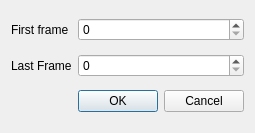
The window that SaveRawSequenceOptionsGui.ui (fedeceri85/robopy2) describes before a commit, drawn with Qt 5.
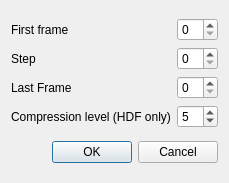
The same window after the commit.

Commit message: Initial vimmaging database support for robopy Now dropping a roi file on the sequencedisplay window opens it in the current view

Patch:
```diff
--- a/SaveRawSequenceOptionsGui.ui
+++ b/SaveRawSequenceOptionsGui.ui
@@ -6,35 +6,74 @@
    <rect>
     <x>0</x>
     <y>0</y>
-    <width>240</width>
-    <height>133</height>
+    <width>229</width>
+    <height>183</height>
    </rect>
   </property>
   <property name="windowTitle">
    <string>Select frames</string>
   </property>
-  <layout class="QGridLayout" name="gridLayout">
-   <item row="0" column="0">
+  <layout class="QVBoxLayout" name="verticalLayout_3">
+   <item>
+    <layout class="QHBoxLayout" name="horizontalLayout">
+     <item>
+      <layout class="QVBoxLayout" name="verticalLayout_2">
+       <item>
     <widget class="QLabel" name="label">
      <property name="text">
       <string>First frame</string>
      </property>
     </widget>
    </item>
-   <item row="0" column="1">
-    <widget class="QSpinBox" name="firstFrameSpinBox"/>
-   </item>
-   <item row="1" column="0">
+       <item>
+        <widget class="QLabel" name="label_4">
+         <property name="text">
+          <string>Step</string>
+         </property>
+        </widget>
+       </item>
+       <item>
     <widget class="QLabel" name="label_2">
      <property name="text">
       <string>Last Frame</string>
      </property>
     </widget>
    </item>
-   <item row="1" column="1">
+       <item>
+        <widget class="QLabel" name="label_3">
+         <property name="text">
+          <string>Compression level (HDF only)</string>
+         </property>
+        </widget>
+       </item>
+      </layout>
+     </item>
+     <item>
+      <layout class="QVBoxLayout" name="verticalLayout">
+       <item>
+        <widget class="QSpinBox" name="firstFrameSpinBox"/>
+       </item>
+       <item>
+        <widget class="QSpinBox" name="stepSpinBox"/>
+       </item>
+       <item>
     <widget class="QSpinBox" name="lastFrameSpinBox"/>
    </item>
-   <item row="2" column="1">
+       <item>
+        <widget class="QSpinBox" name="compLevelSpinBox">
+         <property name="maximum">
+          <number>10</number>
+         </property>
+         <property name="value">
+          <number>5</number>
+         </property>
+        </widget>
+       </item>
+      </layout>
+     </item>
+    </layout>
+   </item>
+   <item>
     <widget class="QDialogButtonBox" name="buttonBox">
      <property name="orientation">
       <enum>Qt::Horizontal</enum>
```
Lines whose indentation alone changed are shown as unchanged. The commit also changes 5 other files.
